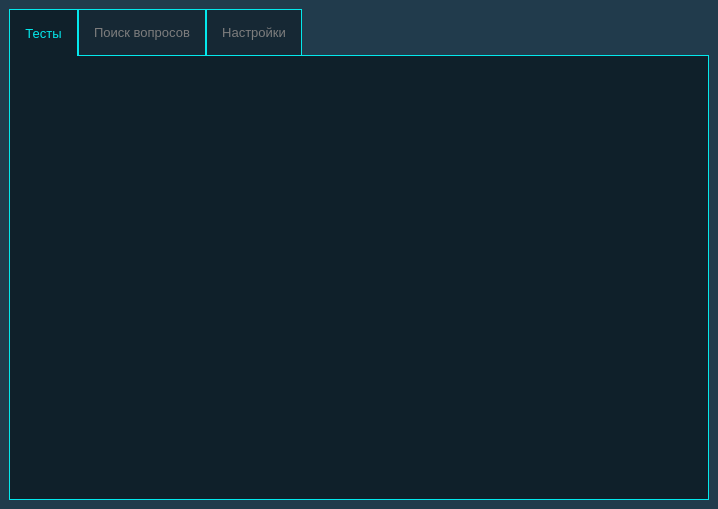
Yarosurafu/ExamHelper, file mainwindow.ui: the form before one commit.
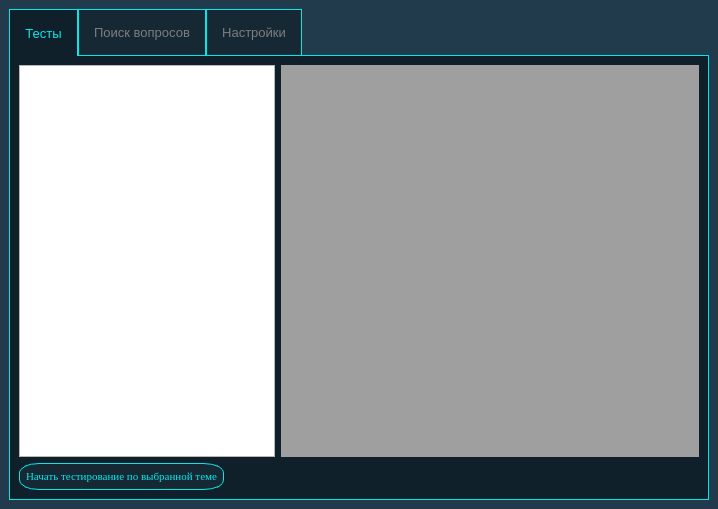
The form after the commit. The open tabs and pages were chosen to show the change. Icons and pictures are not drawn.

The edit to the form file:
```diff
--- a/mainwindow.ui
+++ b/mainwindow.ui
@@ -92,6 +92,42 @@
        <attribute name="title">
         <string>Тесты</string>
        </attribute>
+       <layout class="QFormLayout" name="formLayout_2">
+        <item row="0" column="0">
+         <widget class="QListView" name="mattersList"/>
+        </item>
+        <item row="0" column="1">
+         <widget class="QMdiArea" name="mdiArea"/>
+        </item>
+        <item row="1" column="0">
+         <widget class="QPushButton" name="startTest">
+          <property name="font">
+           <font>
+            <family>Times New Roman</family>
+            <pointsize>8</pointsize>
+           </font>
+          </property>
+          <property name="styleSheet">
+           <string notr="true">QPushButton{	
+	color: rgb(4, 232, 236);
+	background-color: rgb(22, 40, 52);
+	border: 1px solid rgb(4, 232, 236);
+	padding: 6px;
+	border-radius: 20px 10px;
+}
+
+QPushButton:pressed{
+	color: red;
+	border: 1px solid red;
+	border-radius: 20px 10px;
+}</string>
+          </property>
+          <property name="text">
+           <string>Начать тестирование по выбранной теме</string>
+          </property>
+         </widget>
+        </item>
+       </layout>
       </widget>
       <widget class="QWidget" name="searchTab">
        <attribute name="title">
```
Left out of the diff: 32 changed lines with no effect on the pictures.
